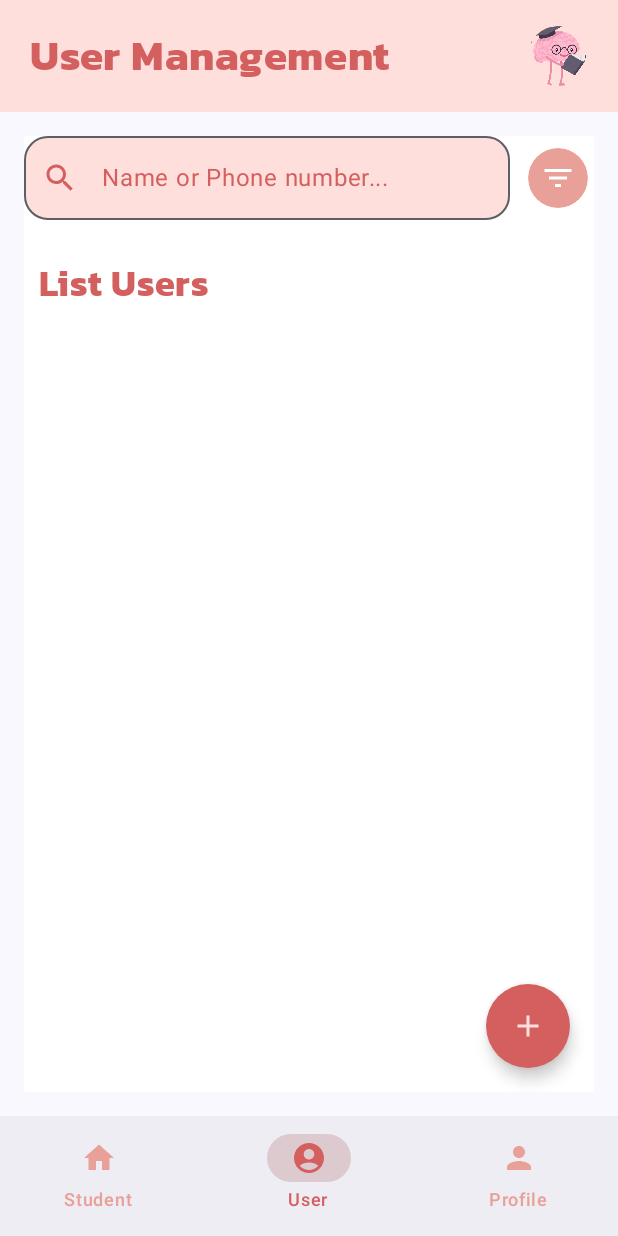
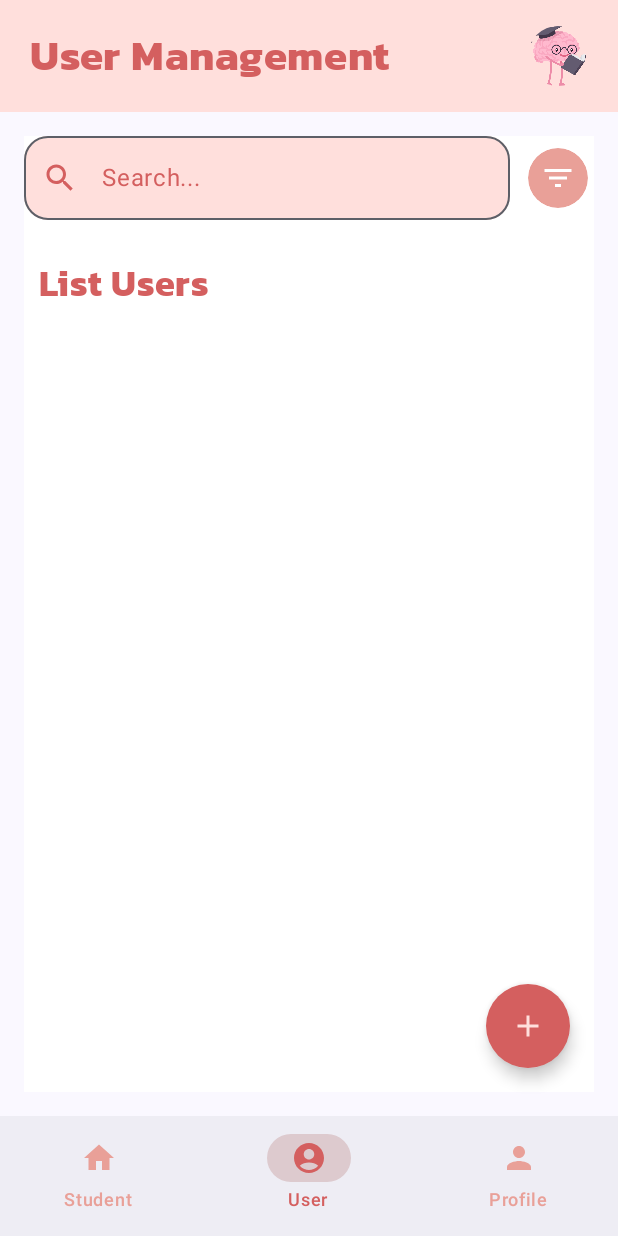
Before and after one commit to Tan-1106/Student-Information-Management, an Android app built with Jetpack Compose: the AdminScreen screen opened through its navigation route, item 2 of the bottom bar chosen, on a phone screen of 412 x 824 dp. Run offline under Robolectric (Android 15) with nearby library versions, the phone set to English and light mode, and no system bars; our stand-ins replace Firebase (no records; nobody signed in at launch, a user with empty details on screens opened directly); libraries missing offline, so code that uses them is left out: me.saket.swipe, org.mindrot.jbcrypt; missing, so only their content is drawn: SwipeableActionsBox; pictures from the network do not load.

Commit message:
update search

```diff
--- a/app/src/main/java/com/example/studentinformationmanagement/ui/admin/AdminViewModel.kt
+++ b/app/src/main/java/com/example/studentinformationmanagement/ui/admin/AdminViewModel.kt
@@ -66,7 +66,9 @@ class AdminViewModel : ViewModel() {
             fetchUsersFromFirestore()
         } else {
             val filteredList = fullUserList.filter { user ->
-                user.userName.contains(keyword, ignoreCase = true) || user.userPhoneNumber.contains(keyword, ignoreCase = true)
+                user.userName.contains(keyword, ignoreCase = true) || user.userEmail.contains(keyword, ignoreCase = true) ||
+                        user.userPhoneNumber.contains(keyword, ignoreCase = true) || user.userStatus.contains(keyword, ignoreCase = true) ||
+                                user.userRole.contains(keyword, ignoreCase = true)
             }
             _uiState.update { currentState ->
                 currentState.copy(
--- a/app/src/main/java/com/example/studentinformationmanagement/ui/admin/UserManagement.kt
+++ b/app/src/main/java/com/example/studentinformationmanagement/ui/admin/UserManagement.kt
@@ -73,7 +73,7 @@ fun UserManagement(
                         adminViewModel.onUserSearch(it)
                     },
                     modifier = Modifier.weight(1f),
-                    placeholder = { Text("Name or Phone number...", fontSize = 16.sp, color = primary_content) },
+                    placeholder = { Text("Search...", fontSize = 16.sp, color = primary_content) },
                     leadingIcon = {
                         Icon(Icons.Default.Search, contentDescription = "Search", tint = primary_content)
                     },
--- a/app/src/main/java/com/example/studentinformationmanagement/ui/manager/ManagerViewModel.kt
+++ b/app/src/main/java/com/example/studentinformationmanagement/ui/manager/ManagerViewModel.kt
@@ -66,7 +66,9 @@ class ManagerViewModel : ViewModel() {
             fetchStudentsFromFirestore()
         } else {
             val filteredList = fullStudentList.filter { student ->
-                student.studentName.contains(keyword, ignoreCase = true) || student.studentId.contains(keyword, ignoreCase = true)
+                student.studentName.contains(keyword, ignoreCase = true) || student.studentEmail.contains(keyword, ignoreCase = true) ||
+                        student.studentPhoneNumber.contains(keyword, ignoreCase = true) || student.studentId.contains(keyword, ignoreCase = true) ||
+                                student.studentClass.contains(keyword, ignoreCase = true) || student.studentFaculty.contains(keyword, ignoreCase = true)
             }
             _uiState.update { currentState ->
                 currentState.copy(
--- a/app/src/main/java/com/example/studentinformationmanagement/ui/manager/StudentManagement.kt
+++ b/app/src/main/java/com/example/studentinformationmanagement/ui/manager/StudentManagement.kt
@@ -83,7 +83,7 @@ fun StudentManagement(
                     },
                     modifier = Modifier
                         .weight(1f),
-                    placeholder = { Text("Name or ID...", fontSize = 16.sp, color = primary_content) },
+                    placeholder = { Text("Search...", fontSize = 16.sp, color = primary_content) },
                     leadingIcon = {
                         Icon(
                             Icons.Default.Search,
@@ -170,6 +170,11 @@ fun StudentList(
     }
 }
 
+@Composable
+fun FilterDialog() {
+
+}
+
 @Preview(
     showBackground = true,
     showSystemUi = true
```
